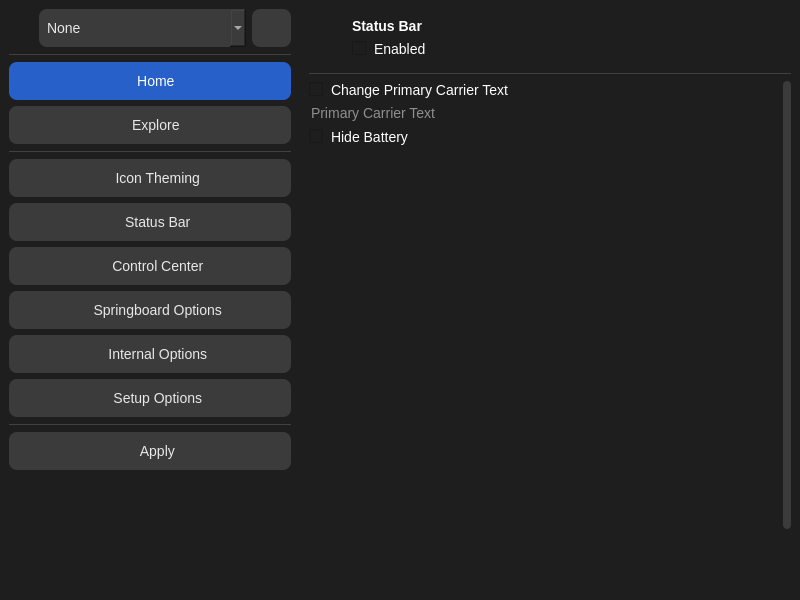
Qt form mainwindow.ui (Avangelista/CowabungaLiteWindows) before a commit.
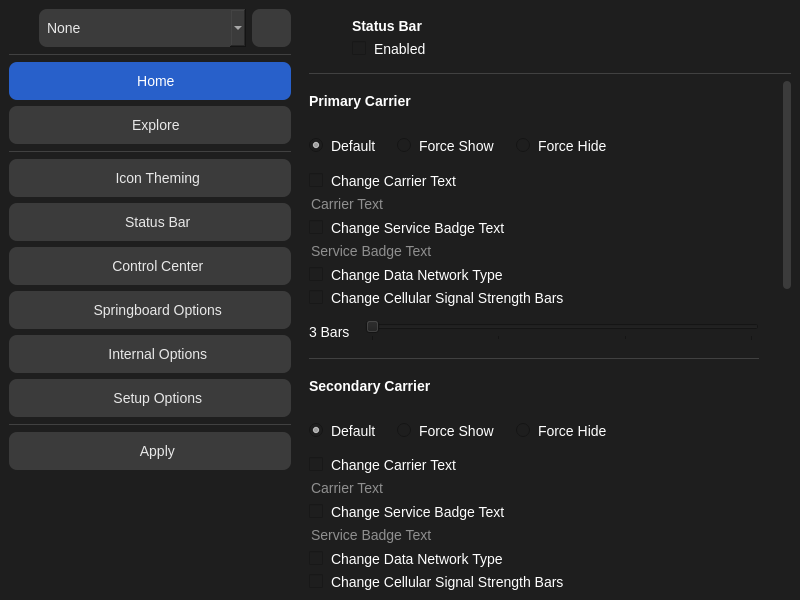
The same form after that commit. The open tabs and pages were chosen to show the change. Icons and pictures are not drawn.

What changed in the file:
```diff
--- a/mainwindow.ui
+++ b/mainwindow.ui
@@ -79,6 +79,11 @@
 	font-size: 14px;
 }
 
+QRadioButton {
+	spacing: 8px;
+	font-size: 14px;
+}
+
 QLineEdit {
 	border: none;
 	background-color: transparent;
@@ -1113,10 +1118,22 @@
                <rect>
                 <x>0</x>
                 <y>0</y>
-                <width>480</width>
-                <height>580</height>
+                <width>450</width>
+                <height>1250</height>
                </rect>
               </property>
+              <property name="minimumSize">
+               <size>
+                <width>450</width>
+                <height>1250</height>
+               </size>
+              </property>
+              <property name="maximumSize">
+               <size>
+                <width>450</width>
+                <height>1250</height>
+               </size>
+              </property>
               <layout class="QVBoxLayout" name="verticalLayout_9">
                <property name="leftMargin">
                 <number>0</number>
@@ -1149,16 +1166,485 @@
                    <number>0</number>
                   </property>
                   <item>
-                   <widget class="QCheckBox" name="primaryCarrierTextChk">
+                   <widget class="QLabel" name="label_9">
+                    <property name="font">
+                     <font>
+                      <pointsize>-1</pointsize>
+                      <bold>true</bold>
+                     </font>
+                    </property>
                     <property name="text">
-                     <string>Change Primary Carrier Text</string>
+                     <string>Primary Carrier</string>
                     </property>
                    </widget>
                   </item>
                   <item>
-                   <widget class="QLineEdit" name="primaryCarrierTextTxt">
+                   <widget class="QWidget" name="horizontalWidget" native="true">
+                    <property name="sizePolicy">
+                     <sizepolicy hsizetype="Expanding" vsizetype="Preferred">
+                      <horstretch>0</horstretch>
+                      <verstretch>0</verstretch>
+                     </sizepolicy>
+                    </property>
+                    <layout class="QHBoxLayout" name="horizontalLayout_7">
+                     <property name="spacing">
+                      <number>20</number>
+                     </property>
+                     <property name="leftMargin">
+                      <number>0</number>
+                     </property>
+                     <property name="topMargin">
+                      <number>0</number>
+                     </property>
+                     <property name="rightMargin">
+                      <number>0</number>
+                     </property>
+                     <property name="bottomMargin">
+                      <number>0</number>
+                     </property>
+                     <item>
+                      <widget class="QRadioButton" name="pDefaultRdo">
+                       <property name="text">
+                        <string>Default</string>
+                       </property>
+                       <property name="checked">
+                        <bool>true</bool>
+                       </property>
+                      </widget>
+                     </item>
+                     <item>
+                      <widget class="QRadioButton" name="pShowRdo">
+                       <property name="text">
+                        <string>Force Show</string>
+                       </property>
+                      </widget>
+                     </item>
+                     <item>
+                      <widget class="QRadioButton" name="pHideRdo">
+                       <property name="text">
+                        <string>Force Hide</string>
+                       </property>
+                      </widget>
+                     </item>
+                     <item>
+                      <spacer name="horizontalSpacer">
+                       <property name="orientation">
+                        <enum>Qt::Horizontal</enum>
+                       </property>
+                       <property name="sizeHint" stdset="0">
+                        <size>
+                         <width>40</width>
+                         <height>20</height>
+                        </size>
+                       </property>
+                      </spacer>
+                     </item>
+                    </layout>
+                   </widget>
+                  </item>
+                  <item>
+                   <widget class="QCheckBox" name="pCarrierChk">
+                    <property name="text">
+                     <string>Change Carrier Text</string>
+                    </property>
+                   </widget>
+                  </item>
+                  <item>
+                   <widget class="QLineEdit" name="pCarrierTxt">
                     <property name="placeholderText">
-                     <string>Primary Carrier Text</string>
+                     <string>Carrier Text</string>
+                    </property>
+                   </widget>
+                  </item>
+                  <item>
+                   <widget class="QCheckBox" name="pBadgeChk">
+                    <property name="text">
+                     <string>Change Service Badge Text</string>
+                    </property>
+                   </widget>
+                  </item>
+                  <item>
+                   <widget class="QLineEdit" name="pBadgeTxt">
+                    <property name="placeholderText">
+                     <string>Service Badge Text</string>
+                    </property>
+                   </widget>
+                  </item>
+                  <item>
+                   <widget class="QCheckBox" name="pTypeChk">
+                    <property name="text">
+                     <string>Change Data Network Type</string>
+                    </property>
+                   </widget>
+                  </item>
+                  <item>
+                   <widget class="QCheckBox" name="pStrengthChk">
+                    <property name="text">
+                     <string>Change Cellular Signal Strength Bars</string>
+                    </property>
+                   </widget>
+                  </item>
+                  <item>
+                   <widget class="QWidget" name="horizontalWidget" native="true">
+                    <layout class="QHBoxLayout" name="horizontalLayout_9">
+                     <property name="leftMargin">
+                      <number>0</number>
+                     </property>
+                     <property name="topMargin">
+                      <number>0</number>
+                     </property>
+                     <property name="rightMargin">
+                      <number>0</number>
+                     </property>
+                     <property name="bottomMargin">
+                      <number>0</number>
+                     </property>
+                     <item>
+                      <widget class="QLabel" name="pStrengthLbl">
+                       <property name="minimumSize">
+                        <size>
+                         <width>50</width>
+                         <height>0</height>
+                        </size>
+                       </property>
+                       <property name="text">
+                        <string>3 Bars</string>
+                       </property>
+                      </widget>
+                     </item>
+                     <item>
+                      <widget class="QSlider" name="pStrengthSld">
+                       <property name="maximum">
+                        <number>3</number>
+                       </property>
+                       <property name="pageStep">
+                        <number>1</number>
+                       </property>
+                       <property name="orientation">
+                        <enum>Qt::Horizontal</enum>
+                       </property>
+                       <property name="tickPosition">
+                        <enum>QSlider::TicksBelow</enum>
+                       </property>
+                      </widget>
+                     </item>
+                    </layout>
+                   </widget>
+                  </item>
+                  <item>
+                   <widget class="Line" name="line_9">
+                    <property name="styleSheet">
+                     <string notr="true">QFrame {
+	color: #414141;
+}</string>
+                    </property>
+                    <property name="frameShadow">
+                     <enum>QFrame::Plain</enum>
+                    </property>
+                    <property name="orientation">
+                     <enum>Qt::Horizontal</enum>
+                    </property>
+                   </widget>
+                  </item>
+                  <item>
+                   <widget class="QLabel" name="label_10">
+                    <property name="font">
+                     <font>
+                      <pointsize>-1</pointsize>
+                      <bold>true</bold>
+                     </font>
+                    </property>
+                    <property name="text">
+                     <string>Secondary Carrier</string>
+                    </property>
+                   </widget>
+                  </item>
+                  <item>
+                   <widget class="QWidget" name="horizontalWidget" native="true">
+                    <layout class="QHBoxLayout" name="horizontalLayout_8">
+                     <property name="spacing">
+                      <number>20</number>
+                     </property>
+                     <property name="leftMargin">
+                      <number>0</number>
+                     </property>
+                     <property name="topMargin">
+                      <number>0</number>
+                     </property>
+                     <property name="rightMargin">
+                      <number>0</number>
+                     </property>
+                     <property name="bottomMargin">
+                      <number>0</number>
+                     </property>
+                     <item>
+                      <widget class="QRadioButton" name="sDefaultRdo">
+                       <property name="text">
+                        <string>Default</string>
+                       </property>
+                       <property name="checked">
+                        <bool>true</bool>
+                       </property>
+                      </widget>
+                     </item>
+                     <item>
+                      <widget class="QRadioButton" name="sShowRdo">
+                       <property name="text">
+                        <string>Force Show</string>
+                       </property>
+                      </widget>
+                     </item>
+                     <item>
+                      <widget class="QRadioButton" name="sHideRdo">
+                       <property name="text">
+                        <string>Force Hide</string>
+                       </property>
+                      </widget>
+                     </item>
+                     <item>
+                      <spacer name="horizontalSpacer_5">
+                       <property name="orientation">
+                        <enum>Qt::Horizontal</enum>
+                       </property>
+                       <property name="sizeHint" stdset="0">
+                        <size>
+                         <width>40</width>
+                         <height>20</height>
+                        </size>
+                       </property>
+                      </spacer>
+                     </item>
+                    </layout>
+                   </widget>
+                  </item>
+                  <item>
+                   <widget class="QCheckBox" name="sCarrierChk">
+                    <property name="text">
+                     <string>Change Carrier Text</string>
+                    </property>
+                   </widget>
+                  </item>
+                  <item>
+                   <widget class="QLineEdit" name="sCarrierTxt">
+                    <property name="placeholderText">
+                     <string>Carrier Text</string>
+                    </property>
+                   </widget>
+                  </item>
+                  <item>
+                   <widget class="QCheckBox" name="sBadgeChk">
+                    <property name="text">
+                     <string>Change Service Badge Text</string>
+                    </property>
+                   </widget>
+                  </item>
+                  <item>
+                   <widget class="QLineEdit" name="sBadgeTxt">
+                    <property name="placeholderText">
+                     <string>Service Badge Text</string>
+                    </property>
+                   </widget>
+                  </item>
+                  <item>
+                   <widget class="QCheckBox" name="sTypeChk">
+                    <property name="text">
+                     <string>Change Data Network Type</string>
+                    </property>
+                   </widget>
+                  </item>
+                  <item>
+                   <widget class="QCheckBox" name="sStrengthChk">
+                    <property name="text">
+                     <string>Change Cellular Signal Strength Bars</string>
+                    </property>
+                   </widget>
+                  </item>
+                  <item>
+                   <widget class="QSlider" name="sStrengthSld">
+                    <property name="maximum">
+                     <number>3</number>
+                    </property>
+                    <property name="pageStep">
+                     <number>1</number>
+                    </property>
+                    <property name="orientation">
+                     <enum>Qt::Horizontal</enum>
+                    </property>
+                    <property name="tickPosition">
+                     <enum>QSlider::TicksBelow</enum>
+                    </property>
+                   </widget>
+                  </item>
+                  <item>
+                   <widget class="Line" name="line_7">
+                    <property name="styleSheet">
+                     <string notr="true">QFrame {
+	color: #414141;
+}</string>
+                    </property>
+                    <property name="frameShadow">
+                     <enum>QFrame::Plain</enum>
+                    </property>
+                    <property name="orientation">
+                     <enum>Qt::Horizontal</enum>
+                    </property>
+                   </widget>
+                  </item>
+                  <item>
+                   <widget class="QCheckBox" name="timeChk">
+                    <property name="text">
+                     <string>Change Status Bar Time Text*</string>
+                    </property>
+                   </widget>
+                  </item>
+                  <item>
+                   <widget class="QLineEdit" name="timeTxt">
+                    <property name="placeholderText">
+                     <string>Status Bar Time Text</string>
+                    </property>
+                   </widget>
+                  </item>
+                  <item>
+                   <widget class="QCheckBox" name="breadcrumbChk">
+                    <property name="text">
+                     <string>Change Breadcrumb Text</string>
+                    </property>
+                   </widget>
+                  </item>
+                  <item>
+                   <widget class="QLineEdit" name="breakcrumbTxt">
+                    <property name="placeholderText">
+                     <string>Breadcrumb Text</string>
+                    </property>
+                   </widget>
+                  </item>
+                  <item>
+                   <widget class="QCheckBox" name="batteryDetailChk">
+                    <property name="text">
+                     <string>Change Battery Detail Text</string>
+                    </property>
+                   </widget>
+                  </item>
+                  <item>
+                   <widget class="QLineEdit" name="batteryDetailTxt">
+                    <property name="placeholderText">
+                     <string>Battery Detail Text</string>
+                    </property>
+                   </widget>
+                  </item>
+                  <item>
+                   <widget class="QCheckBox" name="batteryCapacityChk">
+                    <property name="text">
+                     <string>Change Battery Icon Capacity</string>
+                    </property>
+                   </widget>
+                  </item>
+                  <item>
+                   <widget class="QSlider" name="batteryCapacitySld">
+                    <property name="maximum">
+                     <number>100</number>
+                    </property>
+                    <property name="tracking">
+                     <bool>true</bool>
+                    </property>
+                    <property name="orientation">
+                     <enum>Qt::Horizontal</enum>
+                    </property>
+                    <property name="invertedAppearance">
+                     <bool>false</bool>
+                    </property>
+                    <property name="invertedControls">
+                     <bool>false</bool>
+                    </property>
+                    <property name="tickPosition">
+                     <enum>QSlider::TicksBelow</enum>
+                    </property>
+                   </widget>
+                  </item>
+                  <item>
+                   <widget class="QCheckBox" name="wifiStrengthChk">
+                    <property name="text">
+                     <string>Change Wi-Fi Signal Strength Bars</string>
+                    </property>
+                   </widget>
+                  </item>
+                  <item>
+                   <widget class="QSlider" name="wifiStrengthSld">
+                    <property name="maximum">
+                     <number>3</number>
+                    </property>
+                    <property name="pageStep">
+                     <number>1</number>
+                    </property>
+                    <property name="orientation">
+                     <enum>Qt::Horizontal</enum>
+                    </property>
+                    <property name="tickPosition">
+                     <enum>QSlider::TicksBelow</enum>
+                    </property>
+                   </widget>
+                  </item>
+                  <item>
+                   <widget class="QCheckBox" name="numericWifiChk">
+                    <property name="text">
+                     <string>Show Numeric Wi-Fi Strength</string>
+                    </property>
+                   </widget>
+                  </item>
+                  <item>
+                   <widget class="QCheckBox" name="numericCellChk">
+                    <property name="text">
+                     <string>Show Numeric Cellular Strength</string>
+                    </property>
+                   </widget>
+                  </item>
+                  <item>
+                   <widget class="QLabel" name="label_5">
+                    <property name="text">
+                     <string>*When set to blank on notched devices, this will display the carrier name.</string>
+                    </property>
+                   </widget>
+                  </item>
+                  <item>
+                   <widget class="Line" name="line_10">
+                    <property name="styleSheet">
+                     <string notr="true">QFrame {
+	color: #414141;
+}</string>
+                    </property>
+                    <property name="frameShadow">
+                     <enum>QFrame::Plain</enum>
+                    </property>
+                    <property name="orientation">
+                     <enum>Qt::Horizontal</enum>
+                    </property>
+                   </widget>
+                  </item>
+                  <item>
+                   <widget class="QCheckBox" name="hideDNDChk">
+                    <property name="text">
+                     <string>Hide Do Not Disturb</string>
+                    </property>
+                   </widget>
+                  </item>
+                  <item>
+                   <widget class="QCheckBox" name="hideAirplaneChk">
+                    <property name="text">
+                     <string>Hide Airplane Mode</string>
+                    </property>
+                   </widget>
+                  </item>
+                  <item>
+                   <widget class="QCheckBox" name="hideCellChk">
+                    <property name="text">
+                     <string>Hide Cellular*</string>
+                    </property>
+                   </widget>
+                  </item>
+                  <item>
+                   <widget class="QCheckBox" name="hideWifiChk">
+                    <property name="text">
+                     <string>Hide Wi-Fi^</string>
                     </property>
                    </widget>
                   </item>
@@ -1170,17 +1656,67 @@
                    </widget>
                   </item>
                   <item>
-                   <spacer name="verticalSpacer_3">
-                    <property name="orientation">
-                     <enum>Qt::Vertical</enum>
+                   <widget class="QCheckBox" name="hideBluetoothChk">
+                    <property name="text">
+                     <string>Hide Bluetooth</string>
                     </property>
-                    <property name="sizeHint" stdset="0">
-                     <size>
-                      <width>20</width>
-                      <height>40</height>
-                     </size>
+                   </widget>
+                  </item>
+                  <item>
+                   <widget class="QCheckBox" name="hideAlarmChk">
+                    <property name="text">
+                     <string>Hide Alarm</string>
                     </property>
-                   </spacer>
+                   </widget>
+                  </item>
+                  <item>
+                   <widget class="QCheckBox" name="hideLocationChk">
+                    <property name="text">
+                     <string>Hide Location</string>
+                    </property>
+                   </widget>
+                  </item>
+                  <item>
+                   <widget class="QCheckBox" name="hideRotationChk">
+                    <property name="text">
+                     <string>Hide Rotation Lock</string>
+                    </property>
+                   </widget>
+                  </item>
+                  <item>
+                   <widget class="QCheckBox" name="hideAirPlayChk">
+                    <property name="text">
+                     <string>Hide AirPlay</string>
+                    </property>
+                   </widget>
+                  </item>
+                  <item>
+                   <widget class="QCheckBox" name="hideCarPlayChk">
+                    <property name="text">
+                     <string>Hide CarPlay</string>
+                    </property>
+                   </widget>
+                  </item>
+                  <item>
+                   <widget class="QCheckBox" name="hideVPNChk">
+                    <property name="text">
+                     <string>Hide VPN</string>
+                    </property>
+                   </widget>
+                  </item>
+                  <item>
+                   <widget class="QLabel" name="label_11">
+                    <property name="text">
+                     <string>*Will also hide carrier name.</string>
+                    </property>
+                   </widget>
+                  </item>
+                  <item>
+                   <widget class="QLabel" name="label_12">
+                    <property name="text">
+                     <string>^Will also hide cellular data indicator.</string>
+                    </property>
+                   </widget>
                   </item>
                  </layout>
                 </widget>
```
Left out of the diff: 12 changed lines with no effect on the pictures.
